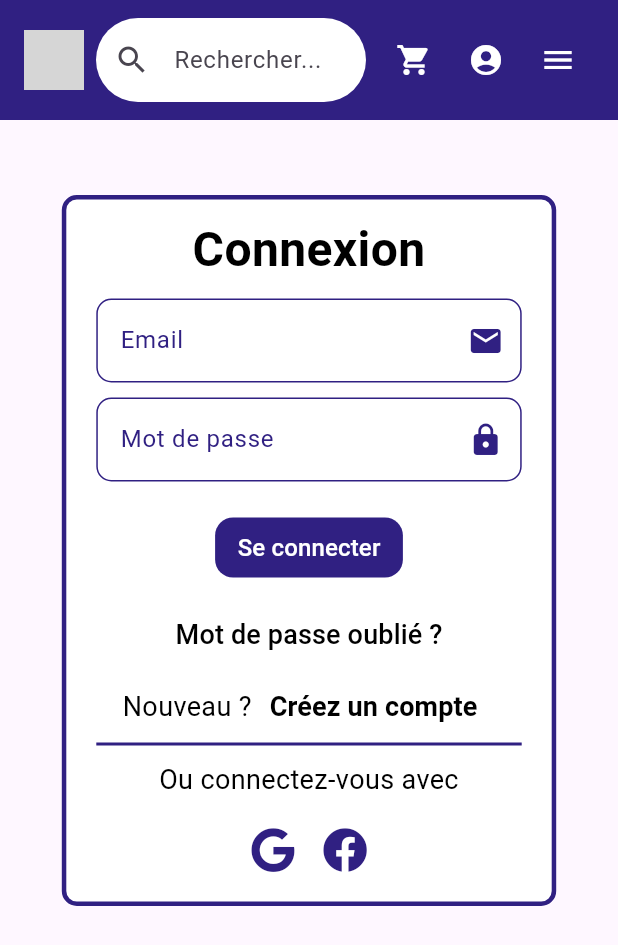
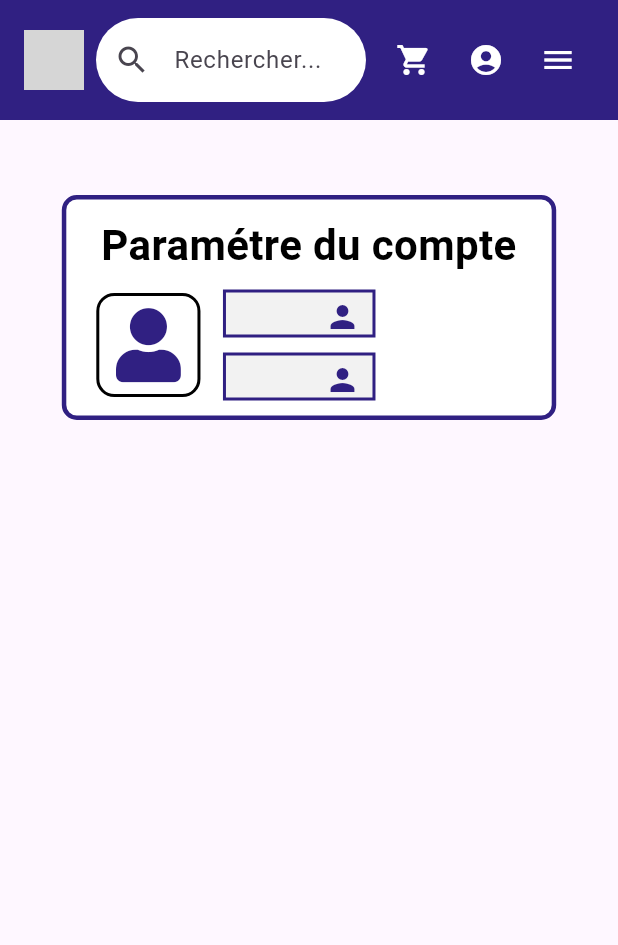
Before and after one commit to NathanCorberan/Projet_Cyna_Mobile, a Flutter app: the screen it shows after launch, after a tap on the "account circle" icon, on a phone screen of 412 x 824 dp. Shown: the top 945 px of the screen. Run offline on Flutter 3.47's test engine with Material 3 defaults, Android fonts, the phone set to English and light mode, and no system bars; our stand-ins replace font_awesome_flutter; missing offline and left inert: jwt_decode; accounts and stored records are empty; network calls fail; grey boxes are pictures that could not be loaded.

```diff
--- /dev/null
+++ b/lib/pages/accountParameter.dart
@@ -0,0 +1,132 @@
+import '../pages/home.dart';
+import 'package:flutter/material.dart';
+import '../widgets/header_menu.dart';
+import 'package:font_awesome_flutter/font_awesome_flutter.dart';
+import 'dart:convert';
+import './createAccount.dart';
+import 'package:http/http.dart' as http;
+import 'package:provider/provider.dart';
+import '../providers/VarProvider.dart';
+
+class Accountparameter extends StatefulWidget  {
+  @override
+  _LoginState createState() => _LoginState();
+}
+
+class _LoginState extends State<Accountparameter> {
+
+  @override
+  Widget build(BuildContext context) {
+    final varProvider = Provider.of<VarProvider>(context);
+
+    return Scaffold(
+      body: SingleChildScrollView( // Ajout du scroll
+        child: Column(
+          children: [
+            HeaderMenu(),
+            SizedBox(height: 50), // Ajoute un espacement pour ne pas coller le HeaderMenu au Container
+            Center( // Centre le container horizontalement et verticalement
+              child: Container(
+                margin: EdgeInsets.symmetric(horizontal: 20), // Espacement à gauche et à droite
+                padding: EdgeInsets.only(top: 10, bottom: 10, left: 20, right: 20),
+                width: MediaQuery.of(context).size.width * 0.8,
+                decoration: BoxDecoration(
+                  border: Border.all(
+                    color: Color(0xFF302082),
+                    width: 3,
+                  ),
+                  borderRadius: BorderRadius.circular(10), // Coins arrondis
+                  color: Color(0xFFFFFFFF), // Fond blanc
+                ),
+                child:
+                Column(
+                  children: [
+                    Text(
+                      "Paramétre du compte",
+                      style: TextStyle(
+                        color: Colors.black,
+                        fontSize: 28,
+                        fontWeight: FontWeight.bold,
+                      ),
+                      textAlign: TextAlign.center,
+                    ),
+                    SizedBox(height: 10),
+                    Row(
+                      children: [  // 20% de la largeur de l'écran
+                        Container(
+                          padding: EdgeInsets.all(8),  // Espacement autour de l'icône (optionnel)
+                          decoration: BoxDecoration(
+                            border: Border.all(
+                              color: Colors.black,  // Couleur de la bordure
+                              width: 2,  // Épaisseur de la bordure
+                            ),
+                            borderRadius: BorderRadius.circular(12),  // Coins arrondis
+                          ),
+                          child: Icon(
+                            FontAwesomeIcons.solidUser,
+                            color: Color(0xFF302082),
+                            size: MediaQuery.of(context).size.width * 0.12,  // Taille de l'icône en fonction de la largeur de l'écran
+                          ),
+                        ),
+                        Column(
+                          children: [
+                            _buildTextField("Nom",  varProvider.userVariable?.first_name ?? ""),
+                            SizedBox(height: 10),
+                            _buildTextField("Prénom", varProvider.userVariable?.last_name ?? "" ),
+                          ],
+                        )
+                      ],
+                    ),
+                  ],
+                ),
+              ),
+            ),
+            SizedBox(height: 50),
+          ],
+        ),
+      ),
+    );
+  }
+
+  Widget _buildTextField(String label, String value, {bool obscureText = false}) {
+    IconData icon;
+
+    // Déterminer l'icône en fonction du label
+    switch (label.toLowerCase()) {
+      case "email":
+        icon = Icons.email;
+        break;
+      case "nom":
+      case "prénom":
+        icon = Icons.person;
+        break;
+      case "mot de passe":
+      case "confirmer mot de passe":
+        icon = Icons.lock;
+        break;
+      default:
+        icon = Icons.text_fields; // Icône par défaut
+    }
+
+    return Container(
+      height: 32,
+      margin: EdgeInsets.only(left: 15),
+      padding: EdgeInsets.symmetric(horizontal: 8, vertical: 4),
+      decoration: BoxDecoration(
+        color: Color(0xFFF2F2F2),
+        border: Border.all(color: Color(0xFF302082), width: 2),
+      ),
+      child: Row(
+        mainAxisSize: MainAxisSize.min,
+        children: [
+          Text(
+            value,
+            style: TextStyle(color: Colors.black, fontSize: 16),
+          ),
+          SizedBox(width: MediaQuery.of(context).size.width * 0.14),
+          Icon(icon, color: Color(0xFF302082)),
+        ],
+      ),
+    );
+  }
+}
--- a/lib/pages/login.dart
+++ b/lib/pages/login.dart
@@ -7,6 +7,7 @@ import './createAccount.dart';
 import 'package:http/http.dart' as http;
 import 'package:provider/provider.dart';
 import '../providers/VarProvider.dart';
+import 'package:jwt_decode/jwt_decode.dart';
 
 class Login extends StatefulWidget  {
   @override
@@ -21,6 +22,7 @@ class _LoginState extends State<Login> {
   void _login() async {
     String email = emailController.text;
     String password = passwordController.text;
+    final varProvider = Provider.of<VarProvider>(context, listen: false);
 
     final String apiUrl = "http://api.juku7704.odns.fr/api/login"; // Remplace par ton URL d'API
 
@@ -38,11 +40,27 @@ class _LoginState extends State<Login> {
 
       if (response.statusCode == 200 || response.statusCode == 201) {
         print("Compte connecté avec succès : ${response.body}");
-        print(response);
+
+        Map<String, dynamic> data = jsonDecode(response.body);
+        String token = data['token'];
+        Map<String, dynamic> decodedToken = Jwt.parseJwt(token);
+
+        //print("Token décodé : $decodedToken");
+
+        final responseUser = await http.get(
+          Uri.parse("http://api.juku7704.odns.fr/api/me"),
+          headers: {
+            "Content-Type": "application/json",
+            "Authorization": "Bearer "+ token,
+          },
+        );
+        //print(responseUser.body);
         Navigator.push(
           context,
           MaterialPageRoute(builder: (context) => HomePage()),
         );
+
+        varProvider.updateUserVariable(responseUser.body);
       } else {
         errorOnConnexion = true;
         _LoginState;
@@ -68,7 +86,6 @@ class _LoginState extends State<Login> {
 
   @override
   Widget build(BuildContext context) {
-    final varProvider = Provider.of<VarProvider>(context);
 
     return Scaffold(
       body: SingleChildScrollView( // Ajout du scroll
--- a/lib/providers/VarProvider.dart
+++ b/lib/providers/VarProvider.dart
@@ -1,4 +1,14 @@
 import 'package:flutter/material.dart';
+import 'package:http/http.dart';
+import 'dart:convert';
+
+class User {
+  String first_name;
+  String last_name;
+  String email;
+
+  User({required this.first_name, required this.last_name, required this.email});
+}
 
 class VarProvider extends ChangeNotifier {
   String _sharedVariable = "Valeur initiale";
@@ -10,5 +20,36 @@ class VarProvider extends ChangeNotifier {
     notifyListeners();
   }
 
+  User? _userVariable;
+
+  User? get userVariable => _userVariable;
+
+  void updateUserVariable(Object newValue) {
+    print("Type de newValue: ${newValue.runtimeType}");
+    print("Valeur de newValue: $newValue");
+
+    if (newValue is String) {
+      try {
+        newValue = jsonDecode(newValue);
+      } catch (e) {
+        print(" Erreur lors du décodage JSON : $e");
+        return;
+      }
+    }
+
+    // Vérification que newValue est bien un Map<String, dynamic>
+    if (newValue is Map<String, dynamic>) {
+      _userVariable ??= User(first_name: '', last_name: '', email: '');
+
+      _userVariable!.email = newValue['email'] ?? _userVariable!.email;
+      _userVariable!.first_name = newValue['first_name'] ?? _userVariable!.first_name;
+      _userVariable!.last_name = newValue['last_name'] ?? _userVariable!.last_name;
+
+      notifyListeners();
+      print("✅ Utilisateur mis à jour : $_userVariable");
+    } else {
+      print("Erreur");
+    }
+  }
 
 }
--- a/lib/widgets/header_menu.dart
+++ b/lib/widgets/header_menu.dart
@@ -2,6 +2,9 @@ import 'package:flutter/material.dart';
 import 'package:font_awesome_flutter/font_awesome_flutter.dart';
 import '../pages/login.dart';
 import '../pages/home.dart';
+import '../pages/accountParameter.dart';
+import 'package:provider/provider.dart';
+import '../providers/VarProvider.dart';
 
 class HeaderMenu extends StatefulWidget implements PreferredSizeWidget {
   @override
@@ -126,6 +129,7 @@ class _HeaderMenuState extends State<HeaderMenu> {
   }
 
   Widget _menuItem(String title) {
+
     if(title!="Commandes"){
       return TextButton(
         onPressed: _toggleMenu,
@@ -168,6 +172,8 @@ class _HeaderMenuState extends State<HeaderMenu> {
 
   @override
   Widget build(BuildContext context) {
+    final varProvider = Provider.of<VarProvider>(context);
+
     return AppBar(
       backgroundColor: Color(0xFF302082),
       automaticallyImplyLeading: false,
@@ -219,10 +225,19 @@ class _HeaderMenuState extends State<HeaderMenu> {
               if (!_isResearch) IconButton(
                 icon: Icon(Icons.account_circle, color: Colors.white),
                 onPressed: () {
-                  Navigator.push(
-                    context,
-                    MaterialPageRoute(builder: (context) => Login()), // Création de la page CreateAccount
-                  );
+                  if (varProvider.userVariable == null) {
+                    // Rediriger vers la page de connexion
+                    Navigator.push(
+                      context,
+                      MaterialPageRoute(builder: (context) => Login()), // Création de la page CreateAccount
+                    );
+                  } else {
+                    // Rediriger vers la page de profil
+                    Navigator.push(
+                      context,
+                      MaterialPageRoute(builder: (context) => Accountparameter()),
+                    );
+                  }
                 },
               ),
               if (!_isResearch) IconButton(
--- a/pubspec.yaml
+++ b/pubspec.yaml
@@ -33,6 +33,7 @@ dependencies:
   font_awesome_flutter: ^9.0.0
   http: ^0.13.6
   provider: ^6.1.2
+  jwt_decode: ^0.3.1
 
   # The following adds the Cupertino Icons font to your application.
   # Use with the CupertinoIcons class for iOS style icons.
```
Also changed, not shown: pubspec.lock.
